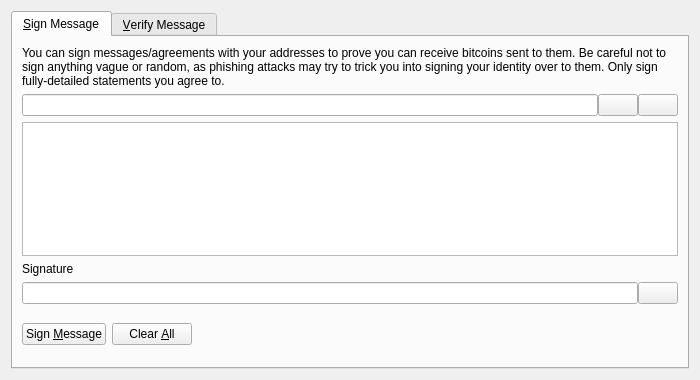
This is src/qt/forms/signverifymessagedialog.ui in ShorelineCrypto/cheetahcoin as Qt 5 draws it before an edit. The edited form follows.
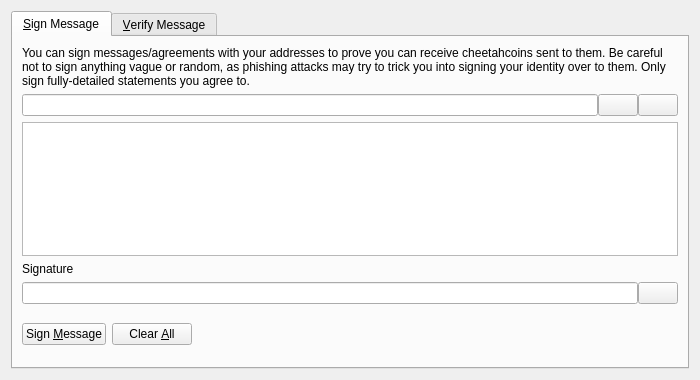
This is the edited form. Icons and pictures are not drawn. Custom widgets are drawn as their Qt base class.

Commit message: rename bitcoin to cheetahcoin

Patch:
```diff
--- a/src/qt/forms/signverifymessagedialog.ui
+++ b/src/qt/forms/signverifymessagedialog.ui
@@ -30,7 +30,7 @@
        <item>
         <widget class="QLabel" name="infoLabel_SM">
          <property name="text">
-          <string>You can sign messages/agreements with your addresses to prove you can receive bitcoins sent to them. Be careful not to sign anything vague or random, as phishing attacks may try to trick you into signing your identity over to them. Only sign fully-detailed statements you agree to.</string>
+          <string>You can sign messages/agreements with your addresses to prove you can receive cheetahcoins sent to them. Be careful not to sign anything vague or random, as phishing attacks may try to trick you into signing your identity over to them. Only sign fully-detailed statements you agree to.</string>
          </property>
          <property name="textFormat">
           <enum>Qt::PlainText</enum>
```
Left out of the diff: 26 changed lines with no effect on the pictures. The commit also changes 503 other files.
